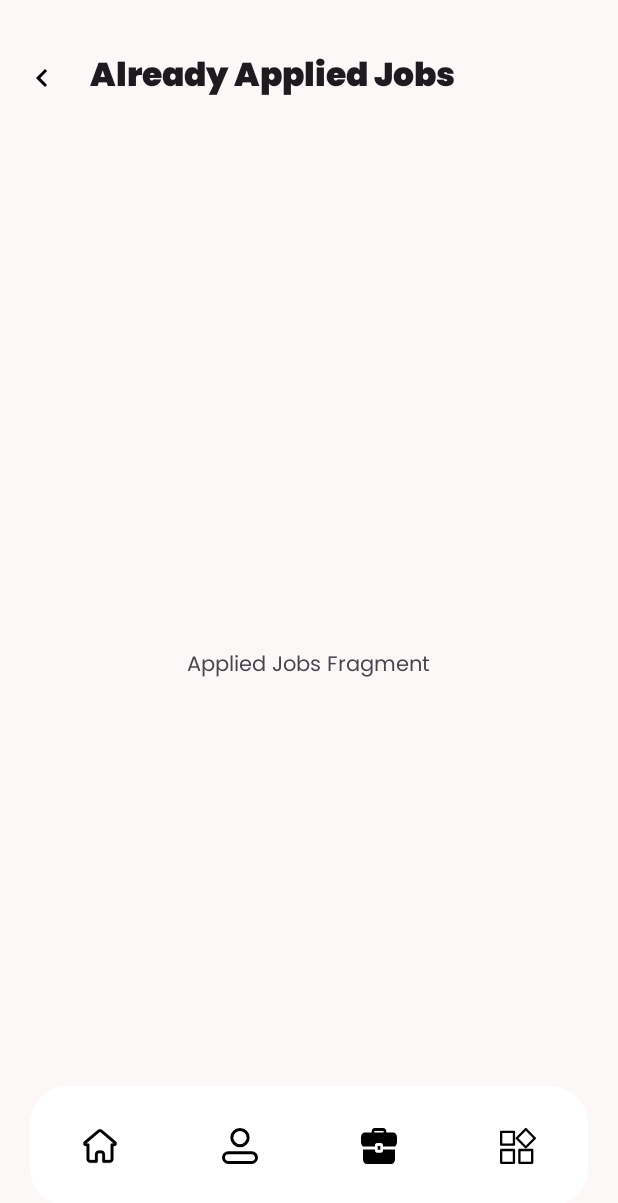
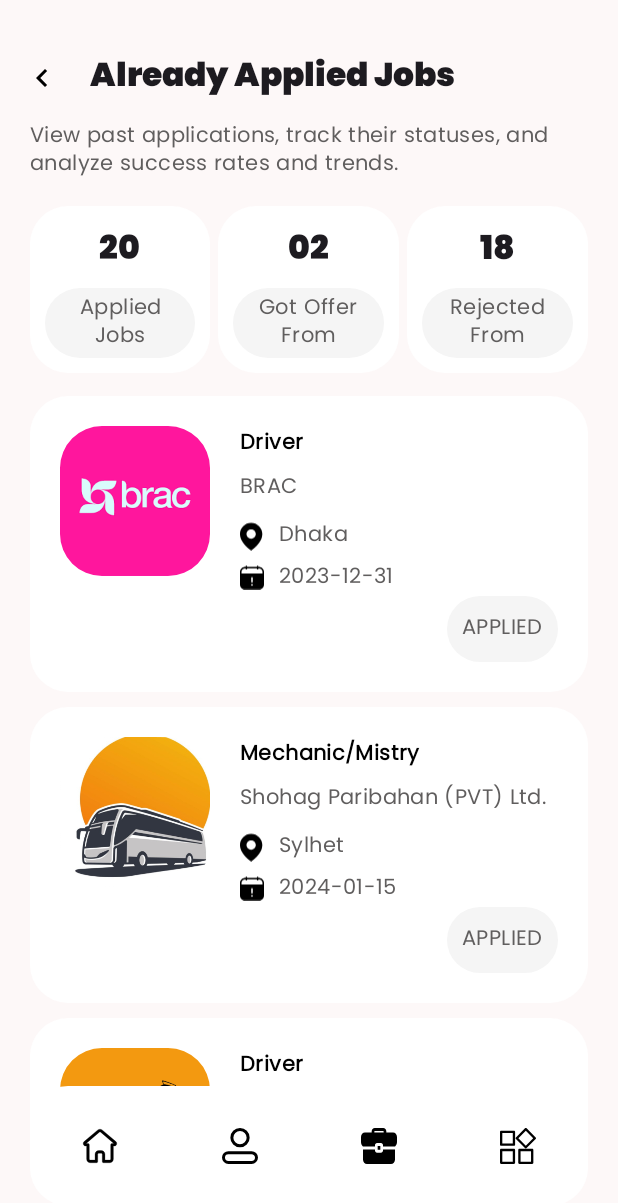
Before and after one commit to AhmedTHossain/kormi, an Android app: the screen it shows after launch (HomeActivity), item 3 of the bottom bar chosen, on a phone screen of 412 x 824 dp. Shown: the top 1203 px of the screen. Run offline under Robolectric (Android 15) with nearby library versions, the phone set to English and light mode, and no system bars.

Commit message:
feat: add Application Dashboard screen

```diff
--- /dev/null
+++ b/app/src/main/java/com/apptechbd/nibay/home/domain/adapters/JobAdAdapter.java
@@ -0,0 +1,91 @@
+package com.apptechbd.nibay.home.domain.adapters;
+
+import android.content.Context;
+import android.util.Log;
+import android.view.LayoutInflater;
+import android.view.View;
+import android.view.ViewGroup;
+import android.widget.ImageView;
+import android.widget.TextView;
+
+import androidx.annotation.NonNull;
+import androidx.recyclerview.widget.RecyclerView;
+
+import com.apptechbd.nibay.R;
+import com.apptechbd.nibay.home.domain.models.JobAd;
+
+import java.util.ArrayList;
+
+public class JobAdAdapter extends RecyclerView.Adapter<JobAdAdapter.ViewHolder> {
+    private ArrayList<JobAd> jobAds;
+    private Context context;
+
+    public JobAdAdapter(ArrayList<JobAd> jobAds, Context context) {
+        this.jobAds = jobAds;
+        this.context = context;
+    }
+
+    @NonNull
+    @Override
+    public JobAdAdapter.ViewHolder onCreateViewHolder(@NonNull ViewGroup parent, int viewType) {
+        View view = LayoutInflater.from(parent.getContext()).inflate(R.layout.row_job_ad, parent, false);
+        return new ViewHolder(view);
+    }
+
+    @Override
+    public void onBindViewHolder(@NonNull JobAdAdapter.ViewHolder holder, int position) {
+        JobAd jobAd = jobAds.get(position);
+        holder.getTxtJobTitle().setText(jobAd.getJobTitle());
+        holder.getTxtCompanyName().setText(jobAd.getCompanyName());
+        holder.getTxtLocation().setText(jobAd.getLocation());
+        holder.getTxtExpireDate().setText(jobAd.getExpireDate());
+        holder.getTxtApplicationStatus().setText(jobAd.getApplicationStatus());
+        holder.getImgCompanyLogo().setImageResource(jobAd.getCompanyLogo());
+
+        Log.e("JobAdAdapter", "Image resource not found: " + jobAd.getCompanyLogo());
+    }
+
+    @Override
+    public int getItemCount() {
+        return jobAds.size();
+    }
+
+    public class ViewHolder extends RecyclerView.ViewHolder {
+        private TextView txtJobTitle, txtCompanyName, txtLocation, txtExpireDate, txtApplicationStatus;
+        private ImageView imgCompanyLogo;
+
+        public ViewHolder(@NonNull View itemView) {
+            super(itemView);
+            txtJobTitle = itemView.findViewById(R.id.text_job_title);
+            txtCompanyName = itemView.findViewById(R.id.text_company_name);
+            txtLocation = itemView.findViewById(R.id.text_location);
+            txtExpireDate = itemView.findViewById(R.id.text_expire_date);
+            txtApplicationStatus = itemView.findViewById(R.id.text_application_status);
+            imgCompanyLogo = itemView.findViewById(R.id.img_company_logo);
+        }
+
+        public TextView getTxtJobTitle() {
+            return txtJobTitle;
+        }
+
+        public TextView getTxtCompanyName() {
+            return txtCompanyName;
+        }
+
+        public TextView getTxtLocation() {
+            return txtLocation;
+        }
+
+        public TextView getTxtExpireDate() {
+            return txtExpireDate;
+        }
+
+        public TextView getTxtApplicationStatus() {
+            return txtApplicationStatus;
+        }
+
+        public ImageView getImgCompanyLogo() {
+            return imgCompanyLogo;
+        }
+    }
+}
--- /dev/null
+++ b/app/src/main/java/com/apptechbd/nibay/home/domain/models/JobAd.java
@@ -0,0 +1,63 @@
+package com.apptechbd.nibay.home.domain.models;
+
+public class JobAd {
+    private String jobTitle, companyName, location, expireDate, applicationStatus;
+    private int companyLogo;
+
+    public JobAd(String jobTitle, String companyName, String location, String expireDate, String applicationStatus, int companyLogo) {
+        this.jobTitle = jobTitle;
+        this.companyName = companyName;
+        this.location = location;
+        this.expireDate = expireDate;
+        this.applicationStatus = applicationStatus;
+        this.companyLogo = companyLogo;
+    }
+
+    public String getJobTitle() {
+        return jobTitle;
+    }
+
+    public void setJobTitle(String jobTitle) {
+        this.jobTitle = jobTitle;
+    }
+
+    public String getCompanyName() {
+        return companyName;
+    }
+
+    public void setCompanyName(String companyName) {
+        this.companyName = companyName;
+    }
+
+    public String getLocation() {
+        return location;
+    }
+
+    public void setLocation(String location) {
+        this.location = location;
+    }
+
+    public String getExpireDate() {
+        return expireDate;
+    }
+
+    public void setExpireDate(String expireDate) {
+        this.expireDate = expireDate;
+    }
+
+    public String getApplicationStatus() {
+        return applicationStatus;
+    }
+
+    public void setApplicationStatus(String applicationStatus) {
+        this.applicationStatus = applicationStatus;
+    }
+
+    public int getCompanyLogo() {
+        return companyLogo;
+    }
+
+    public void setCompanyLogo(int companyLogo) {
+        this.companyLogo = companyLogo;
+    }
+}
--- a/app/src/main/java/com/apptechbd/nibay/home/presentation/AppliedJobsFragment.java
+++ b/app/src/main/java/com/apptechbd/nibay/home/presentation/AppliedJobsFragment.java
@@ -3,64 +3,49 @@
 import android.os.Bundle;
 
 import androidx.fragment.app.Fragment;
+import androidx.recyclerview.widget.LinearLayoutManager;
 
 import android.view.LayoutInflater;
 import android.view.View;
 import android.view.ViewGroup;
 
 import com.apptechbd.nibay.R;
+import com.apptechbd.nibay.databinding.FragmentAppliedJobsBinding;
+import com.apptechbd.nibay.home.domain.adapters.JobAdAdapter;
+import com.apptechbd.nibay.home.domain.models.JobAd;
 
-/**
- * A simple {@link Fragment} subclass.
- * Use the {@link AppliedJobsFragment#newInstance} factory method to
- * create an instance of this fragment.
- */
+import java.util.ArrayList;
+
 public class AppliedJobsFragment extends Fragment {
-
-    // TODO: Rename parameter arguments, choose names that match
-    // the fragment initialization parameters, e.g. ARG_ITEM_NUMBER
-    private static final String ARG_PARAM1 = "param1";
-    private static final String ARG_PARAM2 = "param2";
-
-    // TODO: Rename and change types of parameters
-    private String mParam1;
-    private String mParam2;
-
+    private FragmentAppliedJobsBinding binding;
+    private JobAdAdapter adapter;
+    private ArrayList<JobAd> jobAds = new ArrayList<>();
     public AppliedJobsFragment() {
         // Required empty public constructor
-    }
-
-    /**
-     * Use this factory method to create a new instance of
-     * this fragment using the provided parameters.
-     *
-     * @param param1 Parameter 1.
-     * @param param2 Parameter 2.
-     * @return A new instance of fragment AppliedJobsFragment.
-     */
-    // TODO: Rename and change types and number of parameters
-    public static AppliedJobsFragment newInstance(String param1, String param2) {
-        AppliedJobsFragment fragment = new AppliedJobsFragment();
-        Bundle args = new Bundle();
-        args.putString(ARG_PARAM1, param1);
-        args.putString(ARG_PARAM2, param2);
-        fragment.setArguments(args);
-        return fragment;
-    }
-
-    @Override
-    public void onCreate(Bundle savedInstanceState) {
-        super.onCreate(savedInstanceState);
-        if (getArguments() != null) {
-            mParam1 = getArguments().getString(ARG_PARAM1);
-            mParam2 = getArguments().getString(ARG_PARAM2);
-        }
     }
 
     @Override
     public View onCreateView(LayoutInflater inflater, ViewGroup container,
                              Bundle savedInstanceState) {
-        // Inflate the layout for this fragment
-        return inflater.inflate(R.layout.fragment_applied_jobs, container, false);
+        binding = FragmentAppliedJobsBinding.inflate(inflater,container,false);
+
+        createDummyJobAds();
+
+        adapter = new JobAdAdapter(jobAds, requireContext());
+        LinearLayoutManager layoutManager = new LinearLayoutManager(requireContext());
+        binding.recyclerview.setLayoutManager(layoutManager);
+        binding.recyclerview.setAdapter(adapter);
+
+
+        return binding.getRoot();
+    }
+
+    //ToDo: Create a dummy job ads later on when apis are integrated fetch job advertisements from server
+    private void createDummyJobAds(){
+        // Add job ads with sample data
+        jobAds.add(new JobAd("Driver", "BRAC", "Dhaka", "2023-12-31", "Applied", R.drawable.employer_logo_placeholder));
+        jobAds.add(new JobAd("Mechanic/Mistry", "Shohag Paribahan (PVT) Ltd.", "Sylhet", "2024-01-15", "Applied", R.drawable.employer_logo_placeholder_1));
+        jobAds.add(new JobAd("Driver", "Driver for private car", "Chittagong", "2024-02-29", "Rejected", R.drawable.ic_driver_private_placeholder));
+        jobAds.add(new JobAd("Data Scientist", "Ena Transport Ltd.", "Mymensingh", "2024-03-31", "Applied", R.drawable.employer_logo_placeholder_2));
     }
 }
--- /dev/null
+++ b/app/src/main/res/drawable/bg_custom_text_greyed.xml
@@ -0,0 +1,7 @@
+<?xml version="1.0" encoding="utf-8"?>
+<shape xmlns:android="http://schemas.android.com/apk/res/android"
+    android:shape="rectangle">
+
+    <solid android:color="@color/theme_custom_disabled_button_color"/>
+    <corners android:radius="25dp"/>
+</shape>
--- /dev/null
+++ b/app/src/main/res/drawable/ic_expire_date.xml
@@ -0,0 +1,5 @@
+<vector xmlns:android="http://schemas.android.com/apk/res/android" android:height="25.5dp" android:viewportHeight="17" android:viewportWidth="16" android:width="24dp">
+
+    <path android:fillColor="#000000" android:pathData="M12.528,1.695H12.257V1.373C12.257,1.106 12.03,0.89 11.749,0.89C11.468,0.89 11.24,1.106 11.24,1.373V1.695H4.76V1.373C4.76,1.106 4.532,0.89 4.251,0.89C3.97,0.89 3.742,1.106 3.742,1.373V1.695H3.471C1.557,1.695 0,3.174 0,4.992V6.608V13.593C0,15.411 1.557,16.89 3.471,16.89H12.528C14.443,16.89 16,15.411 16,13.593V6.608V4.992C15.999,3.174 14.443,1.695 12.528,1.695ZM8.509,14.012C8.509,14.278 8.281,14.495 8,14.495C7.719,14.495 7.491,14.278 7.491,14.012V13.627C7.491,13.36 7.719,13.144 8,13.144C8.281,13.144 8.509,13.36 8.509,13.627V14.012ZM8.509,11.793C8.509,12.059 8.281,12.276 8,12.276C7.719,12.276 7.491,12.059 7.491,11.793V9.002C7.491,8.735 7.719,8.518 8,8.518C8.281,8.518 8.509,8.735 8.509,9.002V11.793ZM14.982,6.125H1.018V4.992C1.018,3.707 2.118,2.662 3.471,2.662H3.742V2.983C3.742,3.25 3.97,3.466 4.251,3.466C4.532,3.466 4.76,3.25 4.76,2.983V2.662H11.239V2.983C11.239,3.25 11.467,3.466 11.748,3.466C12.029,3.466 12.257,3.25 12.257,2.983V2.662H12.528C13.881,2.662 14.981,3.707 14.981,4.992L14.982,6.125Z"/>
+
+</vector>
--- /dev/null
+++ b/app/src/main/res/drawable/ic_location.xml
@@ -0,0 +1,11 @@
+<vector xmlns:android="http://schemas.android.com/apk/res/android"
+    android:width="23.964706dp"
+    android:height="29.1dp"
+    android:viewportWidth="14"
+    android:viewportHeight="17">
+
+    <path
+        android:fillColor="@color/md_theme_primary"
+        android:pathData="M13.017,7.398C13.017,3.792 10.034,0.89 6.508,0.89C2.902,0.89 0,3.792 0,7.398C0,7.48 0,7.588 0,7.67C0,7.697 0.108,8.646 0.217,9.053C0.976,12.226 3.553,14.639 6.508,16.89C9.464,14.639 12.041,12.226 12.8,9.053C12.908,8.646 13.017,7.724 13.017,7.67C13.017,7.588 13.017,7.48 13.017,7.398ZM6.508,10.11C5.017,10.11 3.797,8.89 3.797,7.398C3.797,5.907 5.017,4.687 6.508,4.687C8,4.687 9.22,5.907 9.22,7.398C9.22,8.89 8,10.11 6.508,10.11Z" />
+
+</vector>
--- a/app/src/main/res/layout/fragment_applied_jobs.xml
+++ b/app/src/main/res/layout/fragment_applied_jobs.xml
@@ -3,15 +3,118 @@
     xmlns:tools="http://schemas.android.com/tools"
     android:layout_width="match_parent"
     android:layout_height="match_parent"
+    android:layout_marginStart="20dp"
+    android:layout_marginEnd="20dp"
     android:orientation="vertical"
     tools:context=".home.presentation.AppliedJobsFragment">
 
+    <com.google.android.material.textview.MaterialTextView
+        style="@style/CustomBodyMedium"
+        android:layout_width="match_parent"
+        android:layout_height="wrap_content"
+        android:layout_marginTop="15dp"
+        android:text="@string/job_dashboard_screen_disclaimer_text" />
 
-    <TextView
-        android:layout_width="wrap_content"
+    <LinearLayout
+        android:layout_width="match_parent"
+        android:layout_height="wrap_content"
+        android:layout_marginTop="15dp">
+
+        <LinearLayout
+            android:layout_width="0dp"
+            android:layout_height="wrap_content"
+            android:layout_weight="1"
+            android:background="@drawable/bg_custom_home_navigation_menu"
+            android:orientation="vertical"
+            android:padding="10dp">
+
+            <com.google.android.material.textview.MaterialTextView
+                style="@style/CustomTitleLarge"
+                android:layout_width="wrap_content"
+                android:layout_height="wrap_content"
+                android:layout_gravity="center"
+                android:text="20"
+                android:layout_marginBottom="5dp"/>
+
+            <com.google.android.material.textview.MaterialTextView
+                style="@style/CustomBodyMedium"
+                android:layout_width="match_parent"
+                android:layout_height="wrap_content"
+                android:text="@string/applied_jobs"
+                android:textAlignment="center"
+                android:paddingStart="5dp"
+                android:paddingEnd="5dp"
+                android:paddingTop="2dp"
+                android:paddingBottom="2dp"
+                android:background="@drawable/bg_custom_text_greyed"/>
+        </LinearLayout>
+
+        <LinearLayout
+            android:layout_width="0dp"
+            android:layout_height="wrap_content"
+            android:layout_weight="1"
+            android:background="@drawable/bg_custom_home_navigation_menu"
+            android:orientation="vertical"
+            android:padding="10dp"
+            android:layout_marginStart="5dp"
+            android:layout_marginEnd="5dp">
+
+            <com.google.android.material.textview.MaterialTextView
+                style="@style/CustomTitleLarge"
+                android:layout_width="wrap_content"
+                android:layout_height="wrap_content"
+                android:layout_gravity="center"
+                android:text="02"
+                android:layout_marginBottom="5dp"/>
+
+            <com.google.android.material.textview.MaterialTextView
+                style="@style/CustomBodyMedium"
+                android:layout_width="match_parent"
+                android:layout_height="wrap_content"
+                android:text="@string/got_offer_from"
+                android:textAlignment="center"
+                android:paddingStart="5dp"
+                android:paddingEnd="5dp"
+                android:paddingTop="2dp"
+                android:paddingBottom="2dp"
+                android:background="@drawable/bg_custom_text_greyed"/>
+        </LinearLayout>
+
+        <LinearLayout
+            android:layout_width="0dp"
+            android:layout_height="wrap_content"
+            android:layout_weight="1"
+            android:background="@drawable/bg_custom_home_navigation_menu"
+            android:orientation="vertical"
+            android:padding="10dp">
+
+            <com.google.android.material.textview.MaterialTextView
+                style="@style/CustomTitleLarge"
+                android:layout_width="wrap_content"
+                android:layout_height="wrap_content"
+                android:layout_gravity="center"
+                android:text="18"
+                android:layout_marginBottom="5dp"/>
+
+            <com.google.android.material.textview.MaterialTextView
+                style="@style/CustomBodyMedium"
+                android:layout_width="match_parent"
+                android:layout_height="wrap_content"
+                android:text="@string/rejected_from"
+                android:textAlignment="center"
+                android:paddingStart="5dp"
+                android:paddingEnd="5dp"
+                android:paddingTop="2dp"
+                android:paddingBottom="2dp"
+                android:background="@drawable/bg_custom_text_greyed"/>
+        </LinearLayout>
+    </LinearLayout>
+
+    <androidx.recyclerview.widget.RecyclerView
+        android:id="@+id/recyclerview"
+        android:layout_width="match_parent"
         android:layout_height="match_parent"
-        android:text="Applied Jobs Fragment"
-        android:gravity="center"
-        android:layout_gravity="center"/>
+        android:layout_marginTop="15dp"
+        android:layout_marginBottom="50dp"/>
 
 </LinearLayout>
--- /dev/null
+++ b/app/src/main/res/layout/row_job_ad.xml
@@ -0,0 +1,90 @@
+<?xml version="1.0" encoding="utf-8"?>
+<LinearLayout xmlns:android="http://schemas.android.com/apk/res/android"
+    xmlns:app="http://schemas.android.com/apk/res-auto"
+    android:layout_width="match_parent"
+    android:layout_height="wrap_content"
+    android:padding="20dp"
+    android:layout_marginBottom="10dp"
+    android:background="@drawable/bg_custom_home_navigation_menu">
+
+    <com.google.android.material.imageview.ShapeableImageView
+        android:id="@+id/img_company_logo"
+        android:layout_width="100dp"
+        android:layout_height="100dp"
+        android:src="@drawable/ic_driver_private_placeholder"
+        app:shapeAppearance="@style/ShapeAppearance.Material3.Corner.ExtraLarge" />
+
+    <LinearLayout
+        android:layout_width="match_parent"
+        android:layout_height="wrap_content"
+        android:layout_marginStart="20dp"
+        android:orientation="vertical">
+
+        <com.google.android.material.textview.MaterialTextView
+            android:id="@+id/text_job_title"
+            style="@style/CustomBodyMediumBold"
+            android:layout_width="wrap_content"
+            android:layout_height="wrap_content"
+            android:layout_marginBottom="5dp"
+            android:text="Mechanic/Mistry" />
+
+        <com.google.android.material.textview.MaterialTextView
+            android:id="@+id/text_company_name"
+            style="@style/CustomBodyMedium"
+            android:layout_width="wrap_content"
+            android:layout_height="wrap_content"
+            android:layout_marginBottom="5dp"
+            android:text="BRAC HQ" />
+
+        <LinearLayout
+            android:layout_width="wrap_content"
+            android:layout_height="wrap_content">
+
+            <ImageView
+                android:layout_width="16dp"
+                android:layout_height="wrap_content"
+                android:src="@drawable/ic_location" />
+
+            <com.google.android.material.textview.MaterialTextView
+                android:id="@+id/text_location"
+                style="@style/CustomBodyMedium"
+                android:layout_width="wrap_content"
+                android:layout_height="wrap_content"
+                android:layout_gravity="center"
+                android:layout_marginStart="10dp"
+                android:text="Dhaka" />
+
+        </LinearLayout>
+
+        <LinearLayout
+            android:layout_width="match_parent"
+            android:layout_height="wrap_content">
+
+            <ImageView
+                android:layout_width="16dp"
+                android:layout_height="wrap_content"
+                android:src="@drawable/ic_expire_date" />
+
+            <com.google.android.material.textview.MaterialTextView
+                android:id="@+id/text_expire_date"
+                style="@style/CustomBodyMedium"
+                android:layout_width="wrap_content"
+                android:layout_height="wrap_content"
+                android:layout_gravity="bottom"
+                android:layout_marginStart="10dp"
+                android:text="28-12-24" />
+
+        </LinearLayout>
+
+        <com.google.android.material.textview.MaterialTextView
+            android:id="@+id/text_application_status"
+            style="@style/CustomBodyMedium"
+            android:layout_width="wrap_content"
+            android:layout_height="wrap_content"
+            android:text="@string/applied"
+            android:layout_gravity="end"
+            android:padding="10dp"
+            android:background="@drawable/bg_custom_text_greyed"
+            app:textAllCaps="true"/>
+    </LinearLayout>
+</LinearLayout>
--- a/app/src/main/res/values-night/themes.xml
+++ b/app/src/main/res/values-night/themes.xml
@@ -68,6 +68,12 @@
         <item name="fontFamily">@font/poppins_regular</item>
     </style>
 
+    <style name="CustomBodyMediumBold" parent="TextAppearance.Material3.BodyMedium">
+        <item name="android:textColor">@color/md_theme_primary</item>
+        <item name="fontFamily">@font/poppins_regular</item>
+        <item name="android:textStyle">bold</item>
+    </style>
+
     <style name="CustomTitleLarge" parent="TextAppearance.Material3.TitleLarge">
         <item name="fontFamily">@font/poppins_black</item>
     </style>
--- a/app/src/main/res/values/strings.xml
+++ b/app/src/main/res/values/strings.xml
@@ -116,6 +116,12 @@
     <string name="delete_account">Delete Account</string>
     <string name="sign_out">Sign Out</string>
     <string name="en" translatable="false">En</string>
+    <string name="application_dashboard">Applications Dashboard</string>
+    <string name="job_dashboard_screen_disclaimer_text">View past applications, track their statuses, and analyze success rates and trends.</string>
+    <string name="rejected_from">Rejected\nFrom</string>
+    <string name="got_offer_from">Got Offer\nFrom</string>
+    <string name="applied_jobs">Applied\nJobs</string>
+    <string name="applied">Applied</string>
 
 
     <string-array name="roles">
--- a/app/src/main/res/values/themes.xml
+++ b/app/src/main/res/values/themes.xml
@@ -75,6 +75,12 @@
         <item name="fontFamily">@font/poppins_regular</item>
     </style>
 
+    <style name="CustomBodyMediumBold" parent="TextAppearance.Material3.BodyMedium">
+        <item name="android:textColor">@color/md_theme_primary</item>
+        <item name="fontFamily">@font/poppins_regular</item>
+        <item name="android:textStyle">bold</item>
+    </style>
+
     <style name="CustomTitleLarge" parent="TextAppearance.Material3.TitleLarge">
         <item name="fontFamily">@font/poppins_black</item>
     </style>
```
Also changed, not shown: app/src/main/res/drawable/employer_logo_placeholder.png (added), app/src/main/res/drawable/employer_logo_placeholder_1.png (added), app/src/main/res/drawable/employer_logo_placeholder_2.png (added), app/src/main/res/drawable/ic_driver_private_placeholder.png (added), 1 other file.
